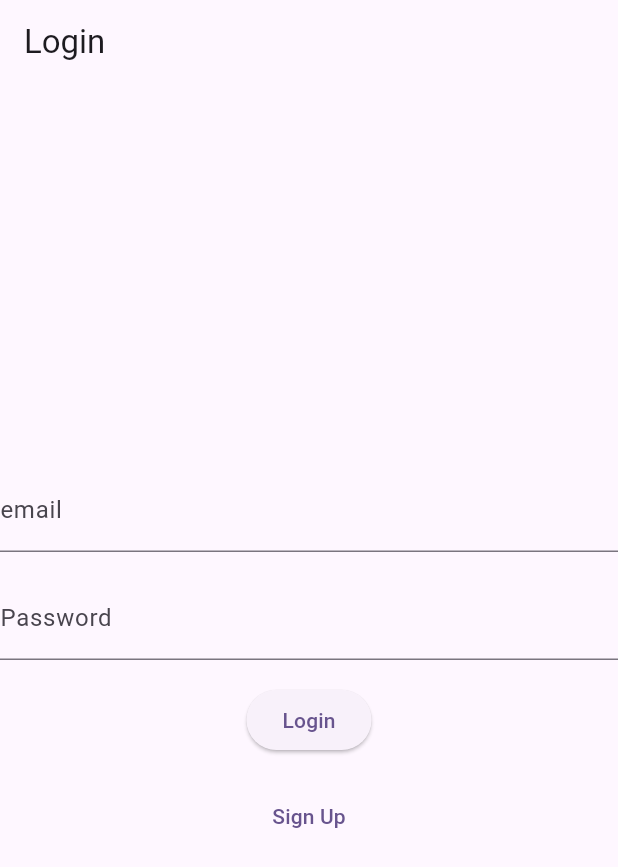
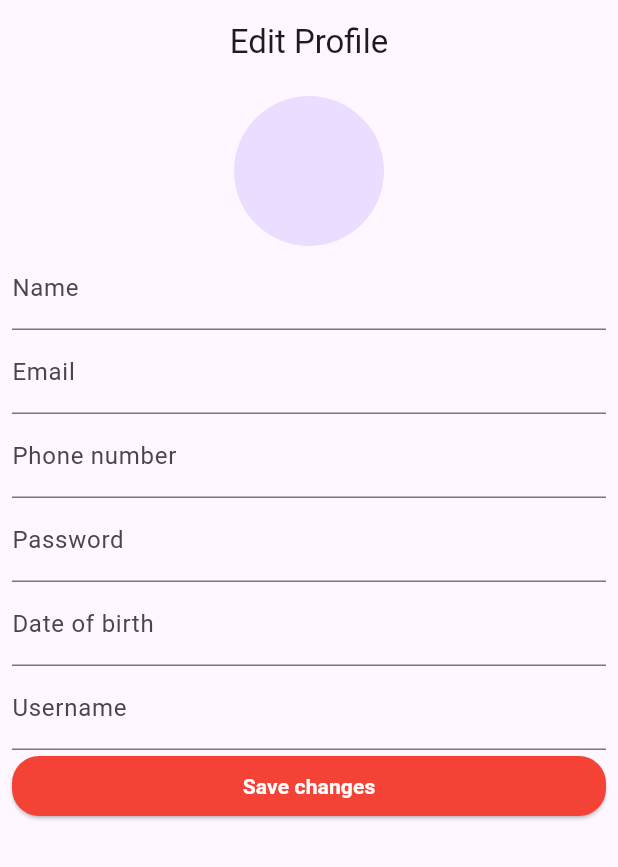
Before and after one commit to Youssef-T-Moustafa/Self-Checkout-Application, a Flutter app: the screen it shows after launch, on a phone screen of 412 x 824 dp. Shown: the top 867 px of the screen. Run offline on Flutter 3.47's test engine with Material 3 defaults, Android fonts, the phone set to English and light mode, and no system bars; our stand-ins replace firebase_auth, firebase_core, fluttertoast; accounts and stored records are empty.

Commit message:
Pulling from Loai

```diff
--- /dev/null
+++ b/lib/user_profile.dart
@@ -0,0 +1,87 @@
+import 'package:flutter/material.dart';
+
+class UserProfile extends StatefulWidget {
+  @override
+  _UserProfileState createState() => _UserProfileState();
+}
+
+class _UserProfileState extends State<UserProfile> {
+  final _formKey = GlobalKey<FormState>();
+  final _nameController = TextEditingController();
+  final _emailController = TextEditingController();
+  final _phoneController = TextEditingController();
+  final _passwordController = TextEditingController();
+  final _dobController = TextEditingController();
+  final _usernameController = TextEditingController();
+
+  void _saveChanges() {
+    if (_formKey.currentState?.validate() ?? false) {
+      // Save the changes here. You might want to interact with a backend or local storage.
+    }
+  }
+
+  @override
+  Widget build(BuildContext context) {
+    return Scaffold(
+      appBar: AppBar(
+        title: Text('Edit Profile', textAlign: TextAlign.center),
+        centerTitle: true,
+      ),
+      body: Form(
+        key: _formKey,
+        child: ListView(
+          padding: EdgeInsets.all(8.0),
+          children: <Widget>[
+            CircleAvatar(
+              radius: 50,
+              // backgroundImage: NetworkImage(userImageUrl), // Add your user image url here
+            ),
+            TextFormField(
+              controller: _nameController,
+              decoration: InputDecoration(labelText: 'Name'),
+            ),
+            TextFormField(
+              controller: _emailController,
+              decoration: InputDecoration(labelText: 'Email'),
+            ),
+            TextFormField(
+              controller: _phoneController,
+              decoration: InputDecoration(labelText: 'Phone number'),
+            ),
+            TextFormField(
+              controller: _passwordController,
+              decoration: InputDecoration(labelText: 'Password'),
+              obscureText: true,
+            ),
+            TextFormField(
+              controller: _dobController,
+              decoration: InputDecoration(labelText: 'Date of birth'),
+            ),
+            TextFormField(
+              controller: _usernameController,
+              decoration: InputDecoration(labelText: 'Username'),
+            ),
+            ElevatedButton(
+              style: ElevatedButton.styleFrom(
+                backgroundColor: Colors
+                    .red, // or use backgroundColor if primary is not available
+                shape: RoundedRectangleBorder(
+                  borderRadius: BorderRadius.circular(18.0),
+                ),
+              ),
+              child: Text(
+                'Save changes',
+                style: TextStyle(
+                  color: Colors.white,
+                  fontWeight: FontWeight.bold,
+                  fontFamily: 'Roboto',
+                ),
+              ),
+              onPressed: _saveChanges,
+            ),
+          ],
+        ),
+      ),
+    );
+  }
+}
```
Also changed, not shown: lib/main.dart (+5 -93 lines).
